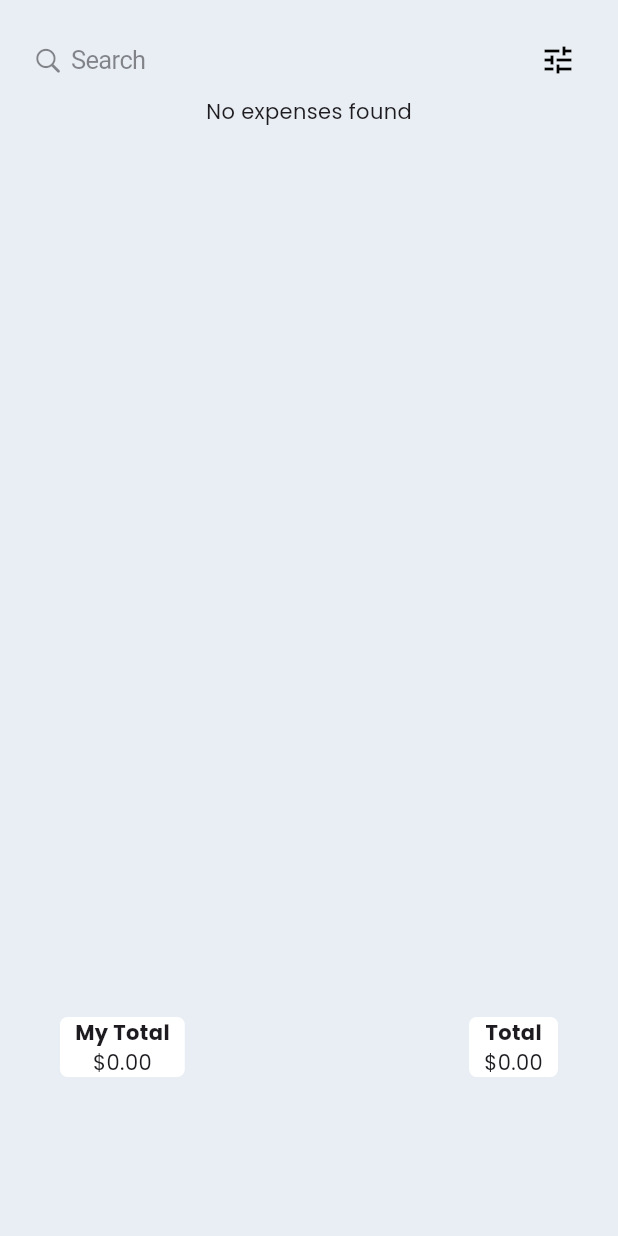
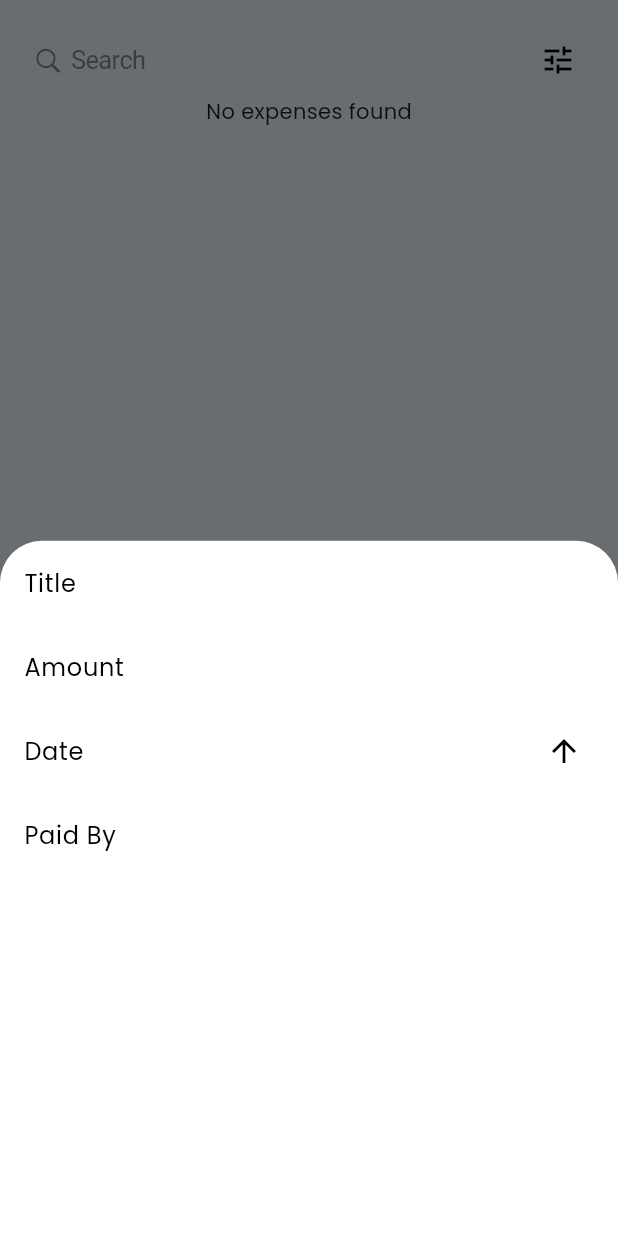
Before and after one commit to imranovvv/KONGSI, a Flutter app: the Expenses widget shown alone on an empty page, opened directly with empty values, after a tap on the "tune" icon, on a phone screen of 412 x 824 dp. Run offline on Flutter 3.47's test engine with Material 3 defaults, Android fonts, the phone set to English and light mode, and no system bars; our stand-ins replace cloud_firestore, dropdown_search, firebase_auth, firebase_core, flutter_speed_dial, google_fonts and 1 more; accounts and stored records are empty; generated files the repository leaves out were written again.

Commit message:
Added sort by function

```diff
--- a/lib/screens/groupdetails/expenses.dart
+++ b/lib/screens/groupdetails/expenses.dart
@@ -32,13 +32,21 @@ class Expense {
   });
 }
 
+enum SortOption {
+  title,
+  amount,
+  date,
+  paidBy,
+}
+
 class _ExpensesState extends State<Expenses> {
   String? userName;
   TextEditingController searchController = TextEditingController();
   String? searchQuery;
   late Stream<List<Expense>> expensesStream;
   String currencySymbol = '\$';
-
+  SortOption currentSortOption = SortOption.date;
+  bool isDescending = false;
   @override
   void initState() {
     super.initState();
@@ -50,6 +58,83 @@ class _ExpensesState extends State<Expenses> {
   @override
   void dispose() {
     super.dispose();
+  }
+
+  List<Expense> sortExpenses(
+      List<Expense> expenses, SortOption sortOption, bool ascending) {
+    Comparator<Expense> comparator;
+    switch (sortOption) {
+      case SortOption.title:
+        comparator = (a, b) => a.title.compareTo(b.title);
+        break;
+      case SortOption.amount:
+        comparator = (a, b) => a.amount.compareTo(b.amount);
+        break;
+      case SortOption.date:
+        comparator = (a, b) => a.date.compareTo(b.date);
+        break;
+      case SortOption.paidBy:
+        comparator = (a, b) => a.paidBy.compareTo(b.paidBy);
+        break;
+      default:
+        comparator = (a, b) =>
+            a.date.compareTo(b.date); // Default sorting if none matches
+    }
+    expenses.sort(comparator);
+    if (!ascending) {
+      expenses = expenses.reversed.toList();
+    }
+    return expenses;
+  }
+
+  void showSortMenu(BuildContext context) {
+    showModalBottomSheet(
+      context: context,
+      builder: (BuildContext context) {
+        return ListView(
+          children: SortOption.values.map((option) {
+            return ListTile(
+              title: Row(
+                mainAxisAlignment: MainAxisAlignment.spaceBetween,
+                children: [
+                  Text(describeSortOption(option)),
+                  if (currentSortOption == option)
+                    Icon(isDescending
+                        ? Icons.arrow_downward
+                        : Icons.arrow_upward),
+                ],
+              ),
+              onTap: () {
+                Navigator.pop(context);
+                setState(() {
+                  if (currentSortOption == option) {
+                    isDescending = !isDescending;
+                  } else {
+                    currentSortOption = option;
+                    isDescending = true;
+                  }
+                });
+              },
+            );
+          }).toList(),
+        );
+      },
+    );
+  }
+
+  String describeSortOption(SortOption option) {
+    switch (option) {
+      case SortOption.title:
+        return 'Title';
+      case SortOption.amount:
+        return 'Amount';
+      case SortOption.date:
+        return 'Date';
+      case SortOption.paidBy:
+        return 'Paid By';
+      default:
+        return 'Unknown';
+    }
   }
 
   Future<String> getCurrencyCode(String groupId) async {
@@ -127,7 +212,7 @@ class _ExpensesState extends State<Expenses> {
         ),
         IconButton(
           icon: const Icon(Icons.tune),
-          onPressed: () => print('Tune button pressed'),
+          onPressed: () => showSortMenu(context),
         ),
       ],
     );
@@ -149,6 +234,9 @@ class _ExpensesState extends State<Expenses> {
           }
 
           var expenses = filterExpenses(snapshot.data!);
+          expenses = sortExpenses(
+              expenses, currentSortOption, isDescending); // Updated
+
           return ListView.builder(
             itemCount: expenses.length,
             itemBuilder: (context, index) => buildExpenseTile(expenses[index]),
```
